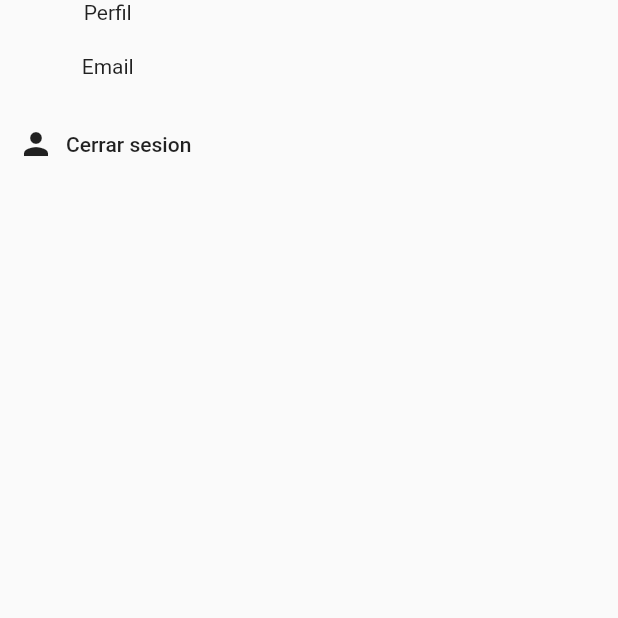
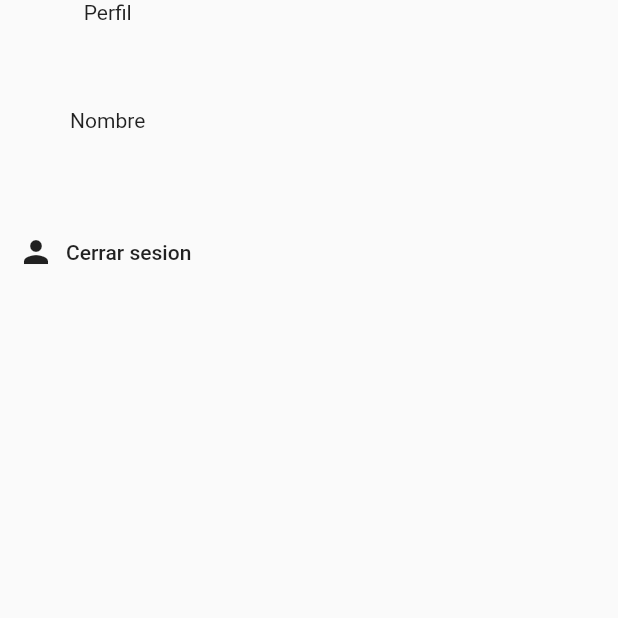
Before and after one commit to urimeba/fiestaap, a Flutter app: the Profile screen opened directly, after a tap on "Cerrar sesion", on a phone screen of 412 x 824 dp, the top half of it. Run offline on Flutter 3.47's test engine with Material 2 defaults, Android fonts, the light colour scheme and no system bars; our stand-ins replace cloud_firestore, firebase_auth, flutter_spinkit, simple_animations; accounts and stored records are empty; statements that could not run were skipped.

Commit message:
*feat* Profile
Added the functionality to display the user data in Profile screen. Also, shut the session down

```diff
--- a/lib/screens/navigation/profile.dart
+++ b/lib/screens/navigation/profile.dart
@@ -1,9 +1,26 @@
 import 'package:fiestapp/services/auth.dart';
 import 'package:flutter/material.dart';
 
-class Profile extends StatelessWidget {
+class Profile extends StatefulWidget {
+  @override
+  _ProfileState createState() => _ProfileState();
+}
+
+class _ProfileState extends State<Profile> {
 
   final AuthService _auth = AuthService();
+  String name = "";
+  String email = "";
+
+  getData() async{
+    List<String> data = await _auth.getDataUser();
+    print(data[0]);
+    print(data[1]);
+    setState(() {
+      name = data[0];
+      email = data[1];
+    });
+  }
 
   @override
   Widget build(BuildContext context) {
@@ -12,22 +29,24 @@ class Profile extends StatelessWidget {
         children: <Widget>[
           Text("Perfil"),
           SizedBox(height: 20),
-          Text("Email"),
+          Text(name),
+          SizedBox(height: 20),
+          Text("Nombre"),
+          SizedBox(height: 20),
+          Text(email),
           SizedBox(height: 20),
 
 
           FlatButton.icon(
-            onPressed: ()async {
+            onPressed: (){
+              getData();
               // await _auth.signOut();
-              print(await _auth.getDataUser());
-            // print(_auth.currentUser.displayname);
             },
             icon: Icon(Icons.person),
             label: Text('Cerrar sesion')
           ),
         ],
       ),
-
     );
   }
 }
--- a/lib/services/auth.dart
+++ b/lib/services/auth.dart
@@ -6,14 +6,13 @@ class AuthService {
   final FirebaseAuth _auth = FirebaseAuth.instance;
 
   // Getting the user data
-  Future getDataUser() async {
+  getDataUser() async {
     FirebaseUser user = await _auth.currentUser();
 
-    List<String> lista;
-    // print(user.displayName.toString());
-    // print(user.email.toString());
-
-    return user.displayName.toString();
+    List<String> lista = List<String>();
+    lista.add(user.displayName.toString());
+    lista.add(user.email.toString());
+    return lista;
   }
 
   //Creating an user object based on FireBase User
```
